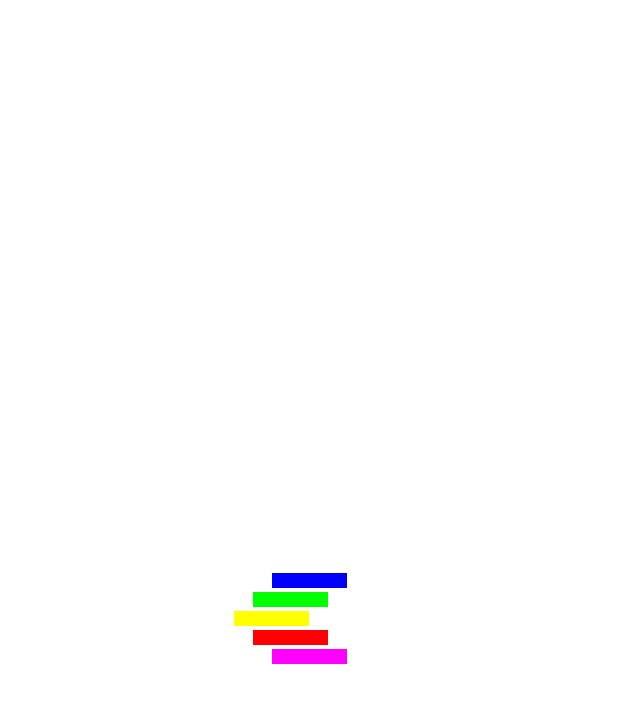
After one commit to ask0908/CoreJetpackComposeBookCode, an Android app built with Jetpack Compose: the CustomLayoutModifierPractice screen opened directly, with no data from a screen before it, on a phone screen of 412 x 824 dp. The commit adds this screen. Shown: the top 703 px of the screen. Run offline under Robolectric (Android 15) with nearby library versions, the phone set to English and light mode, and no system bars.

Commit message:
Custom Layout Modifier

```diff
--- a/app/src/main/AndroidManifest.xml
+++ b/app/src/main/AndroidManifest.xml
@@ -11,6 +11,11 @@
         android:supportsRtl="true"
         android:theme="@style/Theme.ComposeBookExample"
         tools:targetApi="31">
+        <activity
+            android:name=".CustomLayoutModifierPractice"
+            android:exported="false"
+            android:label="@string/title_activity_custom_layout_modifier_practice"
+            android:theme="@style/Theme.ComposeBookExample" />
         <activity
             android:name=".BoxLayoutPractice"
             android:exported="false"
--- /dev/null
+++ b/app/src/main/java/com/example/composebookexample/CustomLayoutModifierPractice.kt
@@ -0,0 +1,99 @@
+package com.example.composebookexample
+
+import android.os.Bundle
+import androidx.activity.ComponentActivity
+import androidx.activity.compose.setContent
+import androidx.compose.foundation.background
+import androidx.compose.foundation.layout.*
+import androidx.compose.material.MaterialTheme
+import androidx.compose.material.Surface
+import androidx.compose.material.Text
+import androidx.compose.runtime.Composable
+import androidx.compose.ui.Alignment
+import androidx.compose.ui.Modifier
+import androidx.compose.ui.graphics.Color
+import androidx.compose.ui.layout.AlignmentLine
+import androidx.compose.ui.layout.FirstBaseline
+import androidx.compose.ui.layout.LastBaseline
+import androidx.compose.ui.layout.layout
+import androidx.compose.ui.tooling.preview.Preview
+import androidx.compose.ui.unit.dp
+import com.example.composebookexample.ui.theme.ComposeBookExampleTheme
+import kotlin.math.roundToInt
+
+class CustomLayoutModifierPractice : ComponentActivity() {
+    override fun onCreate(savedInstanceState: Bundle?) {
+        super.onCreate(savedInstanceState)
+        setContent {
+            ComposeBookExampleTheme {
+                Surface(
+                    modifier = Modifier.fillMaxSize(),
+                    color = MaterialTheme.colors.background
+                ) {
+                    CustomLayoutMainScreen()
+                }
+            }
+        }
+    }
+}
+
+fun Modifier.exampleLayout(
+    fraction: Float
+) = layout { measurable, constraints ->
+    val placeable = measurable.measure(constraints = constraints)
+    val firstBaseline = placeable[FirstBaseline]
+    val lastBaseline = placeable[LastBaseline]
+    if (placeable[FirstBaseline] == AlignmentLine.Unspecified) {
+        // Modifier에 전달된 자식은 FirstBaseline 정렬을 지원하지 않음
+    }
+
+    val x = -(placeable.width * fraction).roundToInt()
+
+    layout(placeable.width, placeable.height) {
+        placeable.placeRelative(x = x, y = 0)
+    }
+}
+
+@Composable
+fun CustomLayoutMainScreen() {
+    Box(
+        modifier = Modifier.size(120.dp, 80.dp),
+        contentAlignment = Alignment.Center
+    ) {
+        Column {
+            ColorBox(
+                modifier = Modifier.exampleLayout(0f).background(Color.Blue)
+            )
+            ColorBox(
+                modifier = Modifier.exampleLayout(.25f).background(Color.Green)
+            )
+            ColorBox(
+                modifier = Modifier.exampleLayout(.5f).background(Color.Yellow)
+            )
+            ColorBox(
+                modifier = Modifier.exampleLayout(.25f).background(Color.Red)
+            )
+            ColorBox(
+                modifier = Modifier.exampleLayout(0f).background(Color.Magenta)
+            )
+        }
+    }
+}
+
+@Composable
+fun ColorBox(modifier: Modifier) {
+    Box(
+        modifier = Modifier
+            .padding(1.dp)
+            .size(width = 50.dp, height = 10.dp)
+            .then(modifier)
+    )
+}
+
+@Preview(showBackground = true)
+@Composable
+fun DefaultPreview7() {
+    ComposeBookExampleTheme {
+        CustomLayoutMainScreen()
+    }
+}
--- a/app/src/main/res/values/strings.xml
+++ b/app/src/main/res/values/strings.xml
@@ -7,4 +7,6 @@
     <string name="title_activity_modifier_practice">ModifierPractice</string>
     <string name="title_activity_row_column_practice">RowColumnPractice</string>
     <string name="title_activity_box_layout_practice">BoxLayoutPractice</string>
+    <string name="title_activity_custom_layout_modifier_practice">CustomLayoutModifierPractice
+    </string>
 </resources>
```
